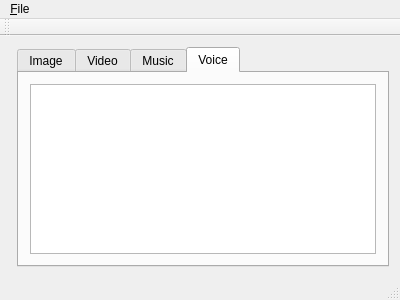
The window that mainwindow.ui (Risca/dgate_resource_manager) describes before a commit, drawn with Qt 5.
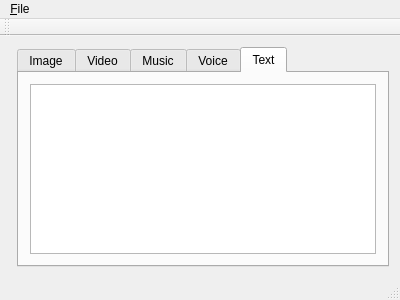
The same window after the commit. Custom widgets are drawn as their Qt base class.

```diff
--- a/mainwindow.ui
+++ b/mainwindow.ui
@@ -21,7 +21,7 @@
     <item row="0" column="1">
      <widget class="QTabWidget" name="tabWidget">
       <property name="currentIndex">
-       <number>3</number>
+       <number>4</number>
       </property>
       <widget class="QWidget" name="image">
        <attribute name="title">
@@ -58,6 +58,16 @@
         </item>
        </layout>
       </widget>
+      <widget class="QWidget" name="text">
+       <attribute name="title">
+        <string>Text</string>
+       </attribute>
+       <layout class="QVBoxLayout" name="verticalLayout_4">
+        <item>
+         <widget class="QListView" name="textListView"/>
+        </item>
+       </layout>
+      </widget>
      </widget>
     </item>
    </layout>
```
